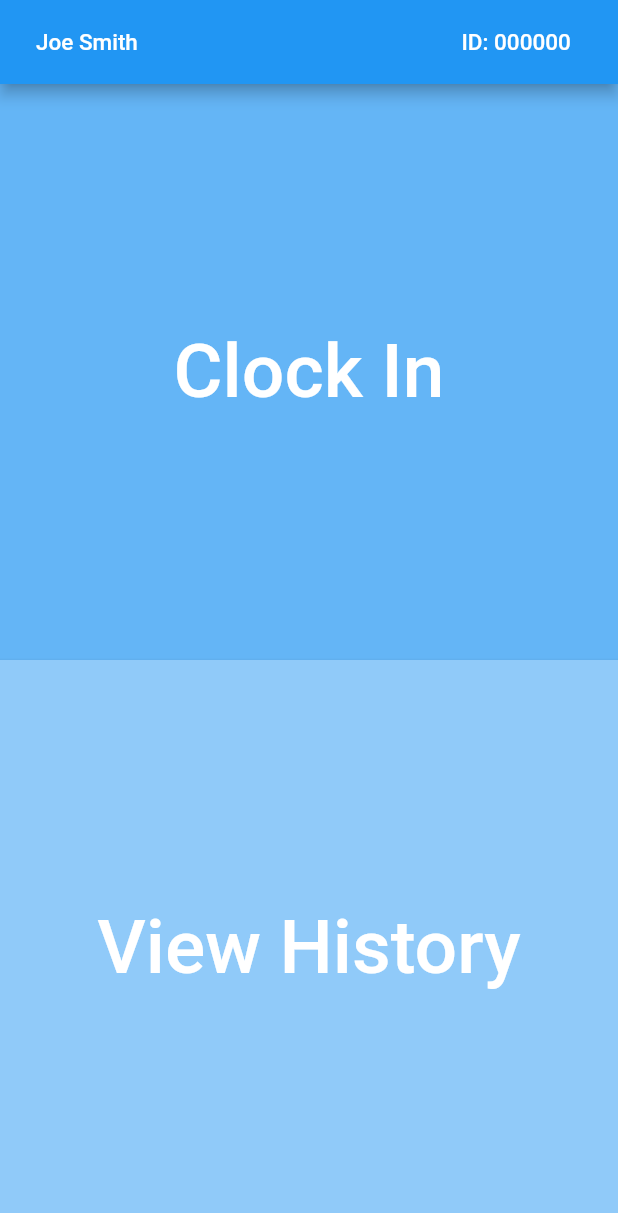
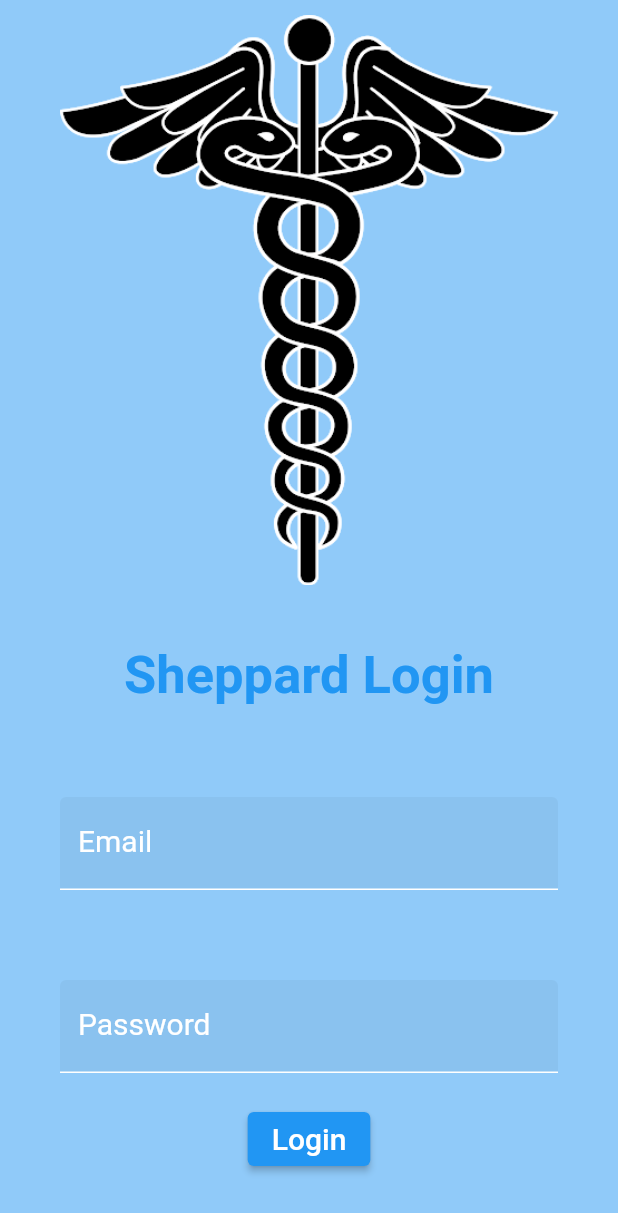
Before and after one commit to oatleals/ShepherdUI, a Flutter app: the screen it shows after launch, on a phone screen of 412 x 824 dp. Shown: the top 1213 px of the screen. Run offline on Flutter 3.47's test engine with Material 2 defaults, Android fonts, the phone set to English and light mode, and no system bars; our stand-ins replace connectivity, location, sqflite; accounts and stored records are empty.

Commit message:
the login page is working and sending to the correct places

```diff
--- /dev/null
+++ b/shepherd/lib/UI/LoginPage.dart
@@ -0,0 +1,70 @@
+import 'package:flutter/material.dart';
+
+class LoginPage extends StatefulWidget {
+  @override
+  _LoginPageState createState() => _LoginPageState();
+}
+
+class _LoginPageState extends State<LoginPage> {
+  @override
+  Widget build(BuildContext context) {
+    return Scaffold(
+      backgroundColor: Colors.blue[200], //Colors.blue[200]
+      body: SafeArea(
+        child: ListView(
+          padding: EdgeInsets.symmetric(horizontal: 40.0),
+          children: <Widget>[
+            Column(
+              children: <Widget>[
+                SizedBox(height: 10), //this moves the logo up or down
+                Image.asset('assets/logo.png'),
+                SizedBox(height: 40),
+                Text(
+                  'Sheppard Login',
+                  style: TextStyle(
+                      fontSize: 35,
+                      color: Colors.blue,
+                      fontWeight: FontWeight.bold),
+                )
+              ],
+            ),
+            SizedBox(height: 60.0),
+            TextField(
+              decoration: InputDecoration(
+                  labelText: "Email",
+                  labelStyle: TextStyle(fontSize: 20),
+                  filled: true),
+            ),
+            SizedBox(height: 60.0),
+            TextField(
+              obscureText: true,
+              decoration: InputDecoration(
+                  labelText: "Password",
+                  labelStyle: TextStyle(fontSize: 20),
+                  filled: true),
+            ),
+            SizedBox(height: 20),
+            Column(
+              children: <Widget>[
+                ButtonTheme(
+                  height: 50,
+                  disabledColor: Colors.blueAccent,
+                  child: ElevatedButton(
+                    //disabledElevation: 4.0,
+                    onPressed: () {
+                      Navigator.of(context).pushReplacementNamed("/Home");
+                    },
+                    child: Text(
+                      'Login',
+                      style: TextStyle(fontSize: 20, color: Colors.white),
+                    ),
+                  ),
+                )
+              ],
+            )
+          ],
+        ),
+      ),
+    );
+  }
+}
--- a/shepherd/lib/main.dart
+++ b/shepherd/lib/main.dart
@@ -7,35 +7,28 @@ import 'package:shepherd/provider/GlobalState.dart';
 import 'UI/HomePage.dart';
 import 'UI/ClockInForm.dart';
 import 'UI/ClockOutForm.dart';
+import 'UI/LoginPage.dart';
+import 'UI/LoginPage.dart';
 
-
-main()
-{
+main() {
   WidgetsFlutterBinding.ensureInitialized();
 
   LocalDBContainer localdb = new LocalDBContainer();
   localdb.init();
 
-  runApp(
-    ChangeNotifierProvider(
-      create: (context) => GlobalState(localdb),
-      child: MyApp()
-    )
-  );
-
+  runApp(ChangeNotifierProvider(
+      create: (context) => GlobalState(localdb), child: MyApp()));
 }
 
-class MyApp extends StatelessWidget
-{
+class MyApp extends StatelessWidget {
   @override
-  Widget build(BuildContext context)
-  {
+  Widget build(BuildContext context) {
     return MaterialApp(
-      routes:
-      {
+      routes: {
         '/Home': (context) => HomePage(),
         '/ClockIn': (context) => ClockInForm(),
         '/ClockOut': (context) => ClockOutForm(),
+        '/Login': (context) => LoginPage(),
       },
       title: 'Shepherd EVV',
       theme: ThemeData(
@@ -43,8 +36,7 @@ class MyApp extends StatelessWidget
         accentColor: Colors.white,
         hintColor: Colors.white,
       ),
-      home: HomePage(),
+      home: LoginPage(),
     );
   }
-
 }
--- a/shepherd/pubspec.yaml
+++ b/shepherd/pubspec.yaml
@@ -57,6 +57,8 @@ flutter:
   # assets:
   #   - images/a_dot_burr.jpeg
   #   - images/a_dot_ham.jpeg
+  assets:
+  - assets/logo.png
 
   # An image asset can refer to one or more resolution-specific "variants", see
   # https://flutter.dev/assets-and-images/#resolution-aware.
```
Also changed, not shown: shepherd/assets/logo.png (added).
